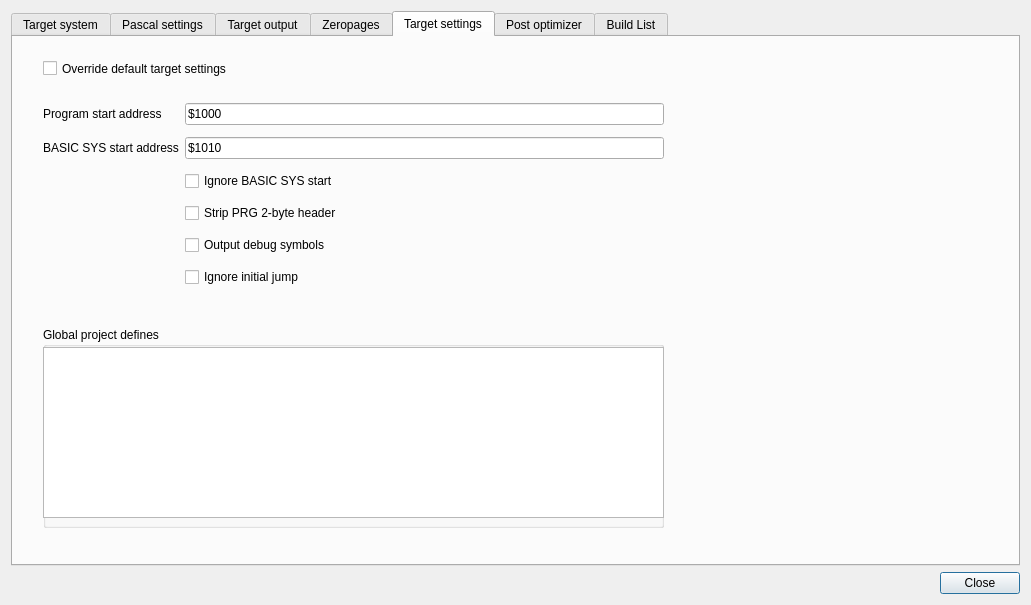
leuat/TRSE, file source/dialogprojectsettings.ui: the form before one commit.
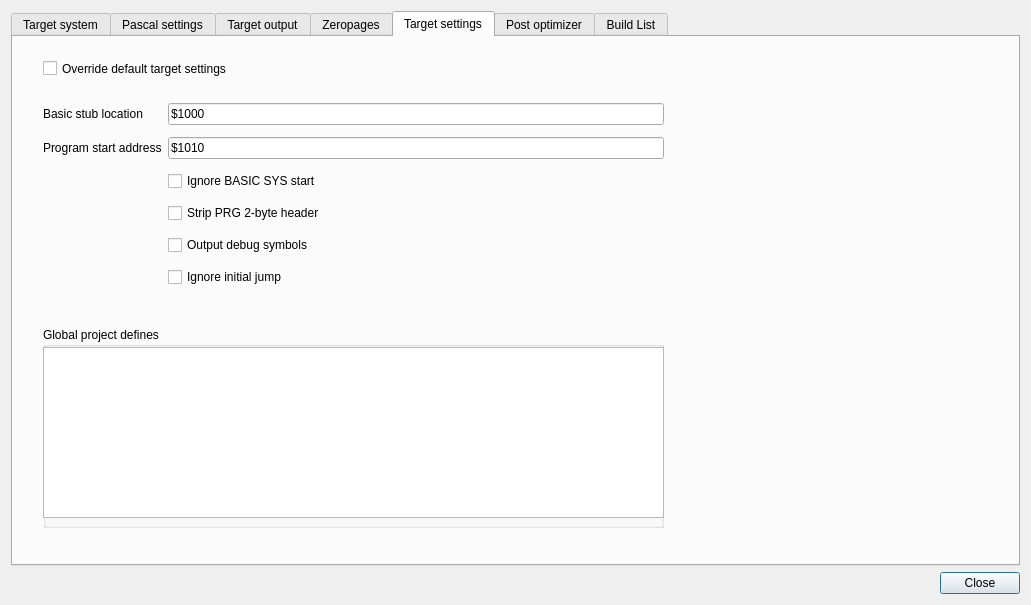
The form after the commit. The open tabs and pages were chosen to show the change.

Diff of the .ui file:
```diff
--- a/source/dialogprojectsettings.ui
+++ b/source/dialogprojectsettings.ui
@@ -1095,7 +1095,7 @@
           <item row="0" column="0">
            <widget class="QLabel" name="label_23">
             <property name="text">
-             <string>Program start address</string>
+             <string>Basic stub location</string>
             </property>
            </widget>
           </item>
@@ -1123,7 +1123,7 @@
           <item row="1" column="0">
            <widget class="QLabel" name="label_31">
             <property name="text">
-             <string>BASIC SYS start address</string>
+             <string>Program start address</string>
             </property>
            </widget>
           </item>
```
Left out of the diff: 4 changed lines with no effect on the pictures.
